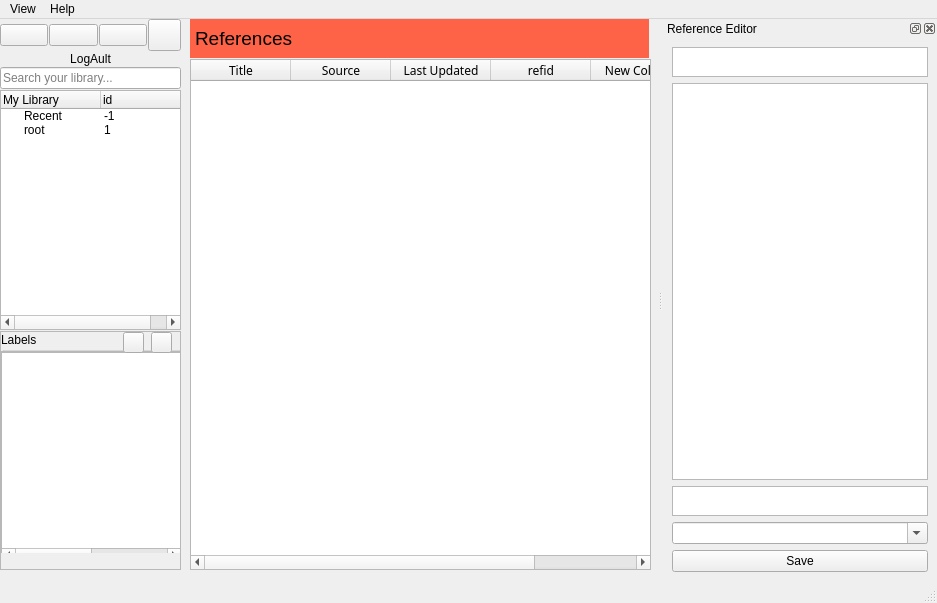
This is logault.ui in SyedHusaini/LOGault as Qt 5 draws it before an edit. The edited form follows.
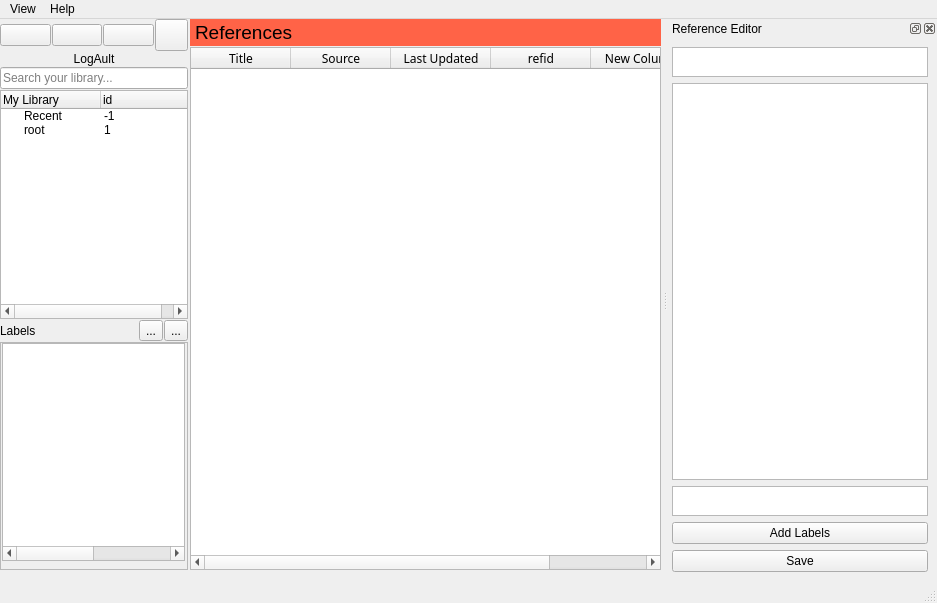
This is the edited form. Icons and pictures are not drawn.

Commit message: labels working Shortcut added containers added partially this is it

Diff of the .ui file:
```diff
--- a/logault.ui
+++ b/logault.ui
@@ -19,7 +19,7 @@
      <rect>
       <x>0</x>
       <y>0</y>
-      <width>181</width>
+      <width>188</width>
       <height>551</height>
      </rect>
     </property>
@@ -163,6 +163,45 @@
        </item>
       </widget>
      </item>
+     <item>
+      <layout class="QHBoxLayout" name="horizontalLayout_2">
+       <item>
+        <widget class="QLabel" name="label_2">
+         <property name="text">
+          <string>Labels</string>
+         </property>
+        </widget>
+       </item>
+       <item>
+        <widget class="QToolButton" name="plus_label">
+         <property name="text">
+          <string>...</string>
+         </property>
+         <property name="icon">
+          <iconset>
+           <normaloff>icons/plus.png</normaloff>icons/plus.png</iconset>
+         </property>
+        </widget>
+       </item>
+       <item>
+        <widget class="QToolButton" name="minus_label">
+         <property name="text">
+          <string>...</string>
+         </property>
+         <property name="icon">
+          <iconset>
+           <normaloff>icons/minus.png</normaloff>icons/minus.png</iconset>
+         </property>
+         <property name="iconSize">
+          <size>
+           <width>18</width>
+           <height>16</height>
+          </size>
+         </property>
+        </widget>
+       </item>
+      </layout>
+     </item>
      <item>
       <widget class="QScrollArea" name="scrollArea">
        <property name="widgetResizable">
@@ -173,50 +212,17 @@
          <rect>
           <x>0</x>
           <y>0</y>
-          <width>177</width>
-          <height>232</height>
-         </rect>
-        </property>
-        <widget class="QGroupBox" name="groupBox">
-         <property name="geometry">
-          <rect>
-           <x>0</x>
-           <y>0</y>
-           <width>181</width>
-           <height>221</height>
-          </rect>
-         </property>
-         <property name="title">
-          <string>Labels</string>
-         </property>
-         <widget class="QScrollArea" name="scrollArea_2">
-          <property name="geometry">
-           <rect>
-            <x>-1</x>
-            <y>19</y>
-            <width>181</width>
-            <height>211</height>
-           </rect>
-          </property>
-          <property name="widgetResizable">
-           <bool>true</bool>
-          </property>
-          <widget class="QWidget" name="scrollAreaWidgetContents_2">
-           <property name="geometry">
-            <rect>
-             <x>0</x>
-             <y>0</y>
-             <width>179</width>
-             <height>209</height>
+          <width>184</width>
+          <height>219</height>
             </rect>
            </property>
            <widget class="QTableWidget" name="label_table">
             <property name="geometry">
              <rect>
-              <x>0</x>
+           <x>1</x>
               <y>0</y>
-              <width>181</width>
-              <height>211</height>
+           <width>183</width>
+           <height>218</height>
              </rect>
             </property>
             <property name="sizePolicy">
@@ -232,7 +238,7 @@
              <enum>Qt::ClickFocus</enum>
             </property>
             <property name="lineWidth">
-             <number>1</number>
+          <number>0</number>
             </property>
             <property name="editTriggers">
              <set>QAbstractItemView::NoEditTriggers</set>
@@ -274,13 +280,13 @@
              <bool>false</bool>
             </attribute>
             <attribute name="verticalHeaderDefaultSectionSize">
-             <number>49</number>
+          <number>10</number>
             </attribute>
             <attribute name="verticalHeaderHighlightSections">
              <bool>false</bool>
             </attribute>
             <attribute name="verticalHeaderMinimumSectionSize">
-             <number>50</number>
+          <number>10</number>
             </attribute>
             <column>
              <property name="text">
@@ -298,61 +304,27 @@
            </widget>
           </widget>
          </widget>
-         <widget class="QPushButton" name="plus_label">
-          <property name="geometry">
-           <rect>
-            <x>150</x>
-            <y>0</y>
-            <width>21</width>
-            <height>21</height>
-           </rect>
-          </property>
-          <property name="text">
-           <string/>
-          </property>
-          <property name="icon">
-           <iconset>
-            <normaloff>icons/plus.png</normaloff>icons/plus.png</iconset>
-          </property>
-         </widget>
-         <widget class="QPushButton" name="minus_label">
-          <property name="geometry">
-           <rect>
-            <x>122</x>
-            <y>0</y>
-            <width>21</width>
-            <height>21</height>
-           </rect>
-          </property>
-          <property name="text">
-           <string/>
-          </property>
-          <property name="icon">
-           <iconset>
-            <normaloff>icons/minus.png</normaloff>icons/minus.png</iconset>
-          </property>
-          <property name="iconSize">
-           <size>
-            <width>23</width>
-            <height>23</height>
-           </size>
-          </property>
-         </widget>
-        </widget>
-       </widget>
-      </widget>
      </item>
     </layout>
    </widget>
+   <widget class="QWidget" name="verticalLayoutWidget_2">
+    <property name="geometry">
+     <rect>
+      <x>190</x>
+      <y>0</y>
+      <width>471</width>
+      <height>551</height>
+     </rect>
+    </property>
+    <layout class="QVBoxLayout" name="ref_table_container">
+     <property name="spacing">
+      <number>1</number>
+     </property>
+     <property name="sizeConstraint">
+      <enum>QLayout::SetMaximumSize</enum>
+     </property>
+     <item>
    <widget class="QLabel" name="ref_box_title">
-    <property name="geometry">
-     <rect>
-      <x>190</x>
-      <y>0</y>
-      <width>459</width>
-      <height>39</height>
-     </rect>
-    </property>
     <property name="styleSheet">
      <string notr="true">background-color : tomato</string>
     </property>
@@ -360,14 +332,14 @@
      <string>&lt;html&gt;&lt;head/&gt;&lt;body&gt;&lt;table border=&quot;0&quot; style=&quot; margin-top:0px; margin-bottom:0px; margin-left:0px; margin-right:0px;&quot; cellspacing=&quot;2&quot; cellpadding=&quot;0&quot;&gt;&lt;tr&gt;&lt;td&gt;&lt;p&gt;&lt;img src=&quot;icons/reference.png&quot; width=&quot;25&quot; height=&quot;25&quot;/&gt;&lt;/p&gt;&lt;/td&gt;&lt;td&gt;&lt;p&gt;&lt;span style=&quot; font-size:14pt;&quot;&gt;References&lt;/span&gt;&lt;/p&gt;&lt;/td&gt;&lt;/tr&gt;&lt;/table&gt;&lt;/body&gt;&lt;/html&gt;</string>
     </property>
    </widget>
+     </item>
+     <item>
    <widget class="QTableWidget" name="reference_table">
-    <property name="geometry">
-     <rect>
-      <x>190</x>
-      <y>40</y>
-      <width>461</width>
-      <height>511</height>
-     </rect>
+       <property name="sizePolicy">
+        <sizepolicy hsizetype="Expanding" vsizetype="Expanding">
+         <horstretch>50</horstretch>
+         <verstretch>50</verstretch>
+        </sizepolicy>
     </property>
     <property name="font">
      <font>
@@ -460,6 +432,9 @@
      </property>
     </column>
    </widget>
+     </item>
+    </layout>
+   </widget>
   </widget>
   <widget class="QMenuBar" name="menubar">
    <property name="geometry">
@@ -506,6 +481,9 @@
    </attribute>
    <widget class="QWidget" name="dockWidgetContents">
     <layout class="QVBoxLayout" name="verticalLayout">
+     <property name="leftMargin">
+      <number>4</number>
+     </property>
      <item>
       <widget class="QPlainTextEdit" name="titleBar">
        <property name="maximumSize">
@@ -546,15 +524,9 @@
       </widget>
      </item>
      <item>
-      <widget class="QComboBox" name="comboBox">
-       <property name="mouseTracking">
-        <bool>true</bool>
-       </property>
-       <property name="editable">
-        <bool>true</bool>
-       </property>
-       <property name="currentText">
-        <string/>
+      <widget class="QPushButton" name="add_label_button">
+       <property name="text">
+        <string>Add Labels</string>
        </property>
       </widget>
      </item>
```
Left out of the diff: 3 changed lines with no effect on the pictures. Lines whose indentation alone changed are shown as unchanged. The commit also changes 7 other files.
